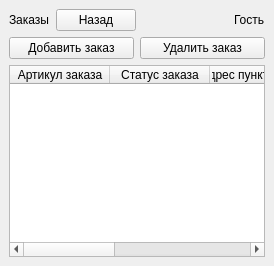
Before: the Qt Designer form ui/orders_list.ui in Oxxy63m/demka, drawn with Qt 5.
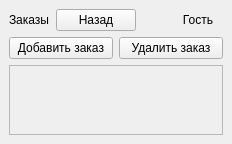
After: the same form once the commit is applied.

```diff
--- a/ui/orders_list.ui
+++ b/ui/orders_list.ui
@@ -10,7 +10,8 @@
       <item><widget class="QLabel" name="lbl_title"><property name="text"><string>Заказы</string></property><property name="wordWrap"><bool>true</bool></property></widget></item>
       <item><widget class="QPushButton" name="btn_back"><property name="text"><string>Назад</string></property></widget></item>
       <item><spacer name="horizontalSpacer"><property name="orientation"><enum>Qt::Horizontal</enum></property><property name="sizeHint"><size><width>40</width><height>20</height></size></property></spacer></item>
-      <item><widget class="QLabel" name="lbl_user"><property name="text"><string>Гость</string></property><property name="wordWrap"><bool>true</bool></property></widget></item>
+      <item><widget class="QLabel" name="lbl_role"><property name="text"><string>Гость</string></property><property name="alignment"><set>Qt::AlignmentFlag::AlignRight|Qt::AlignmentFlag::AlignVCenter</set></property><property name="wordWrap"><bool>true</bool></property></widget></item>
+      <item><widget class="QLabel" name="lbl_user"><property name="text"><string> </string></property><property name="alignment"><set>Qt::AlignmentFlag::AlignRight|Qt::AlignmentFlag::AlignVCenter</set></property><property name="wordWrap"><bool>true</bool></property></widget></item>
      </layout>
     </item>
     <item>
@@ -20,13 +21,20 @@
      </layout>
     </item>
     <item>
-     <widget class="QTableWidget" name="table">
-      <property name="columnCount"><number>5</number></property>
-      <column><property name="text"><string>Артикул заказа</string></property></column>
-      <column><property name="text"><string>Статус заказа</string></property></column>
-      <column><property name="text"><string>Адрес пункта выдачи</string></property></column>
-      <column><property name="text"><string>Дата заказа</string></property></column>
-      <column><property name="text"><string>Дата доставки</string></property></column>
+     <widget class="QScrollArea" name="orders_scroll">
+      <property name="horizontalScrollBarPolicy"><enum>Qt::ScrollBarPolicy::ScrollBarAlwaysOff</enum></property>
+      <property name="widgetResizable"><bool>true</bool></property>
+      <widget class="QWidget" name="orders_scroll_contents">
+       <layout class="QVBoxLayout" name="orders_cards_layout">
+        <property name="spacing"><number>8</number></property>
+        <item>
+         <spacer name="orders_vertical_spacer">
+          <property name="orientation"><enum>Qt::Orientation::Vertical</enum></property>
+          <property name="sizeHint" stdset="0"><size><width>20</width><height>40</height></size></property>
+         </spacer>
+        </item>
+       </layout>
+      </widget>
      </widget>
     </item>
    </layout>
```
Left out of the diff: 1 changed line with no effect on the pictures.
